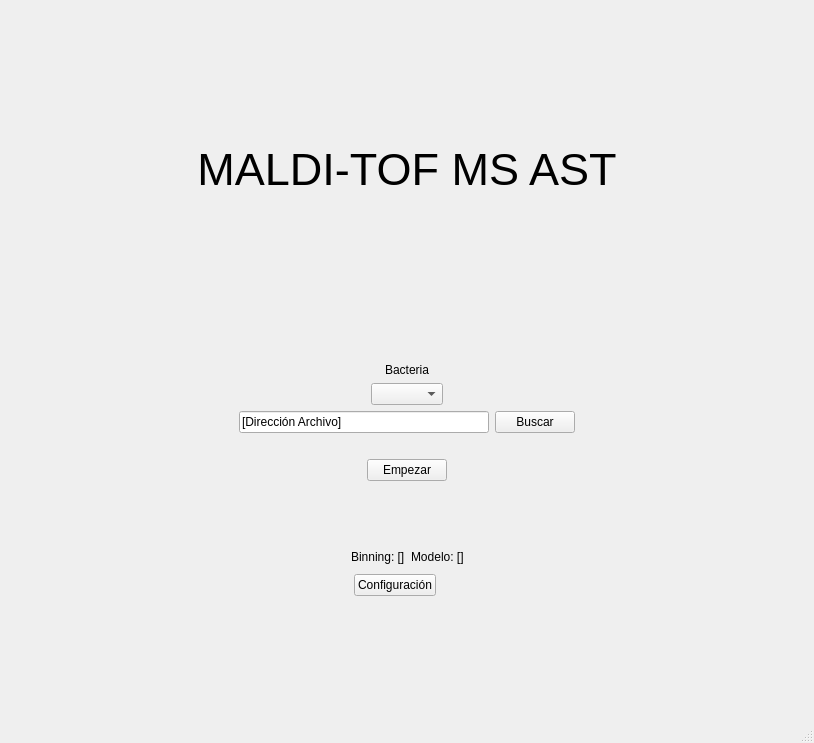
First picture: the form in program/resources/pyqt/StartWindow.ui, repository Sudaiii/Probabilistic_MALDI-TOF_AST, before the edit.
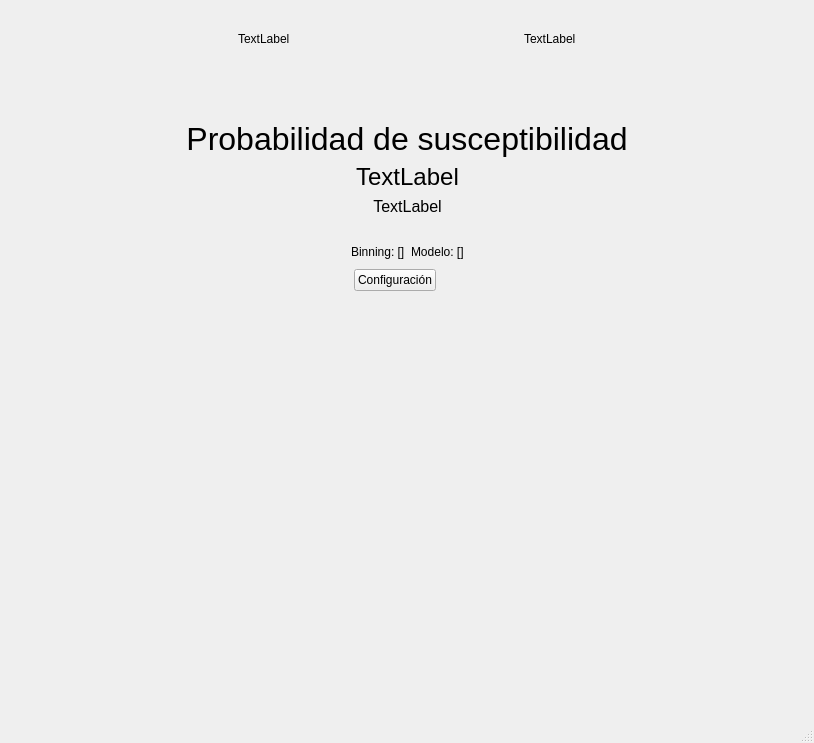
Second picture: the form after the edit. Icons and pictures are not drawn.

What changed in the file:
```diff
--- a/program/resources/pyqt/StartWindow.ui
+++ b/program/resources/pyqt/StartWindow.ui
@@ -22,51 +22,86 @@
         <property name="orientation">
          <enum>Qt::Vertical</enum>
         </property>
+        <property name="sizeType">
+         <enum>QSizePolicy::Fixed</enum>
+        </property>
         <property name="sizeHint" stdset="0">
          <size>
           <width>20</width>
-          <height>50</height>
+          <height>20</height>
          </size>
         </property>
        </spacer>
       </item>
       <item>
-       <widget class="QLabel" name="microscope_image">
-        <property name="text">
-         <string/>
-        </property>
-        <property name="pixmap">
-         <pixmap>C:/Users/elias/Downloads/icons8-microscope-50.png</pixmap>
-        </property>
-        <property name="alignment">
-         <set>Qt::AlignCenter</set>
-        </property>
-       </widget>
-      </item>
-      <item>
-       <widget class="QLabel" name="title">
-        <property name="font">
-         <font>
-          <pointsize>34</pointsize>
-         </font>
-        </property>
-        <property name="text">
-         <string>MALDI-TOF MS AST</string>
-        </property>
-        <property name="alignment">
-         <set>Qt::AlignCenter</set>
-        </property>
-       </widget>
+       <layout class="QHBoxLayout" name="horizontalLayout_10">
+        <item>
+         <spacer name="horizontalSpacer_12">
+          <property name="orientation">
+           <enum>Qt::Horizontal</enum>
+          </property>
+          <property name="sizeHint" stdset="0">
+           <size>
+            <width>40</width>
+            <height>20</height>
+           </size>
+          </property>
+         </spacer>
+        </item>
+        <item>
+         <widget class="QLabel" name="file_label">
+          <property name="text">
+           <string>TextLabel</string>
+          </property>
+         </widget>
+        </item>
+        <item>
+         <spacer name="horizontalSpacer_13">
+          <property name="orientation">
+           <enum>Qt::Horizontal</enum>
+          </property>
+          <property name="sizeHint" stdset="0">
+           <size>
+            <width>40</width>
+            <height>20</height>
+           </size>
+          </property>
+         </spacer>
+        </item>
+        <item>
+         <widget class="QLabel" name="bacteria_label">
+          <property name="text">
+           <string>TextLabel</string>
+          </property>
+         </widget>
+        </item>
+        <item>
+         <spacer name="horizontalSpacer_11">
+          <property name="orientation">
+           <enum>Qt::Horizontal</enum>
+          </property>
+          <property name="sizeHint" stdset="0">
+           <size>
+            <width>40</width>
+            <height>20</height>
+           </size>
+          </property>
+         </spacer>
+        </item>
+       </layout>
       </item>
       <item>
        <spacer name="verticalSpacer">
         <property name="orientation">
          <enum>Qt::Vertical</enum>
         </property>
+        <property name="sizeType">
+         <enum>QSizePolicy::Fixed</enum>
+        </property>
         <property name="sizeHint" stdset="0">
          <size>
           <width>20</width>
-          <height>70</height>
+          <height>20</height>
          </size>
         </property>
        </spacer>
@@ -87,7 +122,7 @@
          </spacer>
         </item>
         <item>
-         <widget class="QLabel" name="label">
+         <widget class="QLabel" name="spectrometry_label">
           <property name="text">
            <string/>
           </property>
@@ -114,6 +149,22 @@
         </item>
        </layout>
       </item>
+      <item>
+       <spacer name="verticalSpacer_6">
+        <property name="orientation">
+         <enum>Qt::Vertical</enum>
+        </property>
+        <property name="sizeType">
+         <enum>QSizePolicy::Fixed</enum>
+        </property>
+        <property name="sizeHint" stdset="0">
+         <size>
+          <width>20</width>
+          <height>20</height>
+         </size>
+        </property>
+       </spacer>
+      </item>
       <item>
        <layout class="QHBoxLayout" name="horizontalLayout">
         <property name="sizeConstraint">
@@ -139,44 +190,23 @@
             <item>
              <layout class="QVBoxLayout" name="verticalLayout_4">
               <item>
-               <widget class="QLabel" name="bacteria_image">
-                <property name="text">
-                 <string/>
-                </property>
-                <property name="pixmap">
-                 <pixmap>C:/Users/elias/Downloads/icons8-bacteria-50.png</pixmap>
-                </property>
-                <property name="alignment">
-                 <set>Qt::AlignCenter</set>
-                </property>
-               </widget>
-              </item>
-              <item>
-               <widget class="QLabel" name="bacteria_header">
+               <widget class="QLabel" name="probability_title_label">
                 <property name="enabled">
                  <bool>true</bool>
                 </property>
+                <property name="font">
+                 <font>
+                  <pointsize>24</pointsize>
+                 </font>
+                </property>
                 <property name="text">
-                 <string>Bacteria</string>
+                 <string>Probabilidad de susceptibilidad</string>
                 </property>
                 <property name="alignment">
                  <set>Qt::AlignCenter</set>
                 </property>
                </widget>
               </item>
-              <item>
-               <widget class="QComboBox" name="bacteria_select">
-                <property name="enabled">
-                 <bool>true</bool>
-                </property>
-                <property name="editable">
-                 <bool>false</bool>
-                </property>
-                <property name="currentText">
-                 <string/>
-                </property>
-               </widget>
-              </item>
              </layout>
             </item>
             <item>
@@ -217,45 +247,38 @@
          </spacer>
         </item>
         <item>
-         <widget class="QLineEdit" name="file_name">
-          <property name="sizePolicy">
-           <sizepolicy hsizetype="Fixed" vsizetype="Fixed">
-            <horstretch>0</horstretch>
-            <verstretch>0</verstretch>
-           </sizepolicy>
-          </property>
-          <property name="minimumSize">
-           <size>
-            <width>250</width>
-            <height>0</height>
-           </size>
-          </property>
-          <property name="baseSize">
-           <size>
-            <width>200</width>
-            <height>20</height>
-           </size>
-          </property>
-          <property name="text">
-           <string>[Dirección Archivo]</string>
-          </property>
-          <property name="readOnly">
-           <bool>true</bool>
-          </property>
-         </widget>
-        </item>
-        <item>
-         <widget class="QPushButton" name="browse_button">
-          <property name="sizePolicy">
-           <sizepolicy hsizetype="Fixed" vsizetype="Fixed">
-            <horstretch>0</horstretch>
-            <verstretch>0</verstretch>
-           </sizepolicy>
-          </property>
-          <property name="text">
-           <string>Buscar</string>
-          </property>
-         </widget>
+         <layout class="QVBoxLayout" name="verticalLayout">
+          <item>
+           <widget class="QLabel" name="label_2">
+            <property name="font">
+             <font>
+              <pointsize>18</pointsize>
+             </font>
+            </property>
+            <property name="text">
+             <string>TextLabel</string>
+            </property>
+            <property name="alignment">
+             <set>Qt::AlignCenter</set>
+            </property>
+           </widget>
+          </item>
+          <item>
+           <widget class="QLabel" name="label">
+            <property name="font">
+             <font>
+              <pointsize>12</pointsize>
+             </font>
+            </property>
+            <property name="text">
+             <string>TextLabel</string>
+            </property>
+            <property name="alignment">
+             <set>Qt::AlignCenter</set>
+            </property>
+           </widget>
+          </item>
+         </layout>
         </item>
         <item>
          <spacer name="horizontalSpacer_6">
@@ -288,49 +311,6 @@
         </property>
        </spacer>
       </item>
-      <item>
-       <layout class="QHBoxLayout" name="horizontalLayout_4">
-        <item>
-         <widget class="QPushButton" name="start_button">
-          <property name="sizePolicy">
-           <sizepolicy hsizetype="Fixed" vsizetype="Fixed">
-            <horstretch>0</horstretch>
-            <verstretch>0</verstretch>
-           </sizepolicy>
-          </property>
-          <property name="text">
-           <string>Empezar</string>
-          </property>
-         </widget>
-        </item>
-       </layout>
-      </item>
-      <item>
-       <widget class="QLabel" name="loading_label">
-        <property name="text">
-         <string/>
-        </property>
-        <property name="alignment">
-         <set>Qt::AlignCenter</set>
-        </property>
-       </widget>
-      </item>
-      <item>
-       <spacer name="verticalSpacer_5">
-        <property name="orientation">
-         <enum>Qt::Vertical</enum>
-        </property>
-        <property name="sizeType">
-         <enum>QSizePolicy::Fixed</enum>
-        </property>
-        <property name="sizeHint" stdset="0">
-         <size>
-          <width>10</width>
-          <height>40</height>
-         </size>
-        </property>
-       </spacer>
-      </item>
       <item>
        <layout class="QHBoxLayout" name="horizontalLayout_5">
         <item>
```
Left out of the diff: 4 changed lines with no effect on the pictures.
